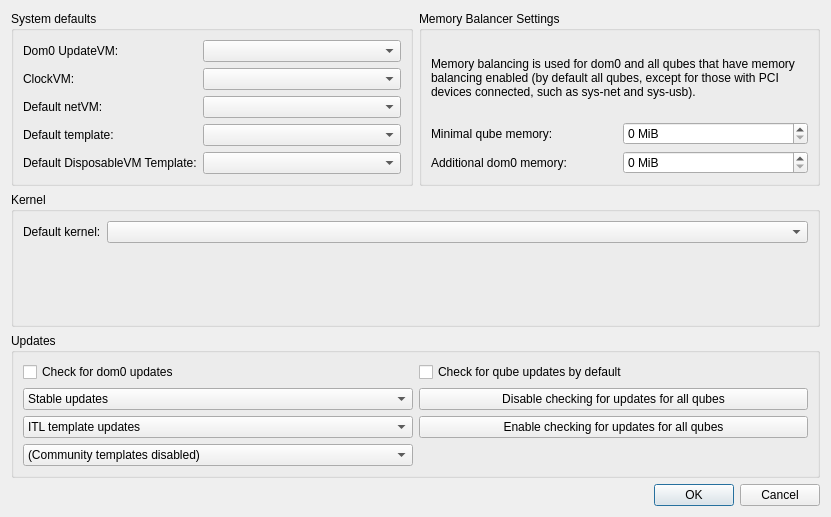
Above: ui/globalsettingsdlg.ui from QubesOS/qubes-manager before the change. Below: the same form after it.
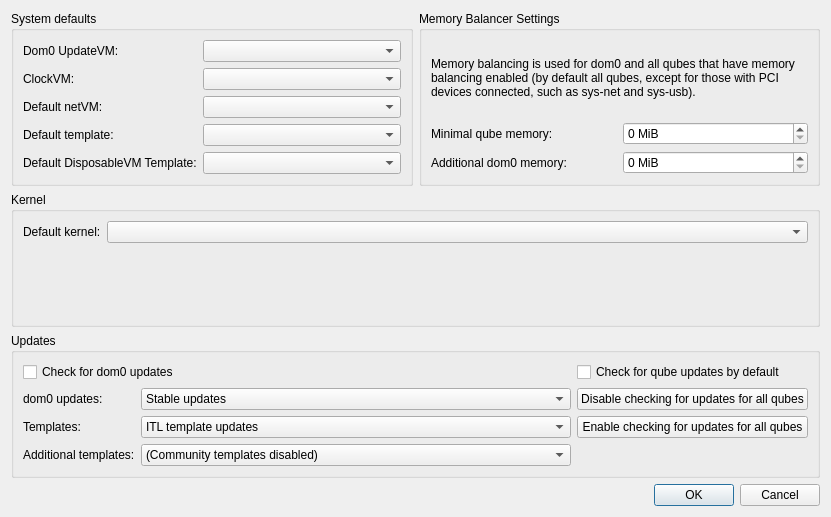
That is the form after the change.

Commit message:
Added more description to Global Settings update repo settings
fixes QubesOS/qubes-issues#5941

What changed in the file:
```diff
--- a/ui/globalsettingsdlg.ui
+++ b/ui/globalsettingsdlg.ui
@@ -225,48 +225,7 @@
       <string>Updates</string>
      </property>
      <layout class="QGridLayout" name="gridLayout_3">
-      <item row="1" column="0">
-       <widget class="QComboBox" name="dom0_updates_repo">
-        <item>
-         <property name="text">
-          <string>Stable updates</string>
-         </property>
-        </item>
-        <item>
-         <property name="text">
-          <string>Testing updates (security only)</string>
-         </property>
-        </item>
-        <item>
-         <property name="text">
-          <string>Testing updates</string>
-         </property>
-        </item>
-        <item>
-         <property name="text">
-          <string>Unstable updates</string>
-         </property>
-        </item>
-       </widget>
-      </item>
-      <item row="1" column="1">
-       <widget class="QPushButton" name="disable_updates_all">
-        <property name="text">
-         <string>Disable checking for updates for all qubes</string>
-        </property>
-       </widget>
-      </item>
-      <item row="0" column="0">
-       <widget class="QCheckBox" name="updates_dom0">
-        <property name="text">
-         <string>Check for dom0 updates</string>
-        </property>
-        <property name="tristate">
-         <bool>false</bool>
-        </property>
-       </widget>
-      </item>
-      <item row="0" column="1">
+      <item row="0" column="2">
        <widget class="QCheckBox" name="updates_vm">
         <property name="toolTip">
          <string>Default value for new qubes; to change it for existing qubes, use buttons below.</string>
@@ -277,13 +236,6 @@
        </widget>
       </item>
       <item row="2" column="1">
-       <widget class="QPushButton" name="enable_updates_all">
-        <property name="text">
-         <string>Enable checking for updates for all qubes</string>
-        </property>
-       </widget>
-      </item>
-      <item row="2" column="0">
        <widget class="QComboBox" name="itl_tmpl_updates_repo">
         <item>
          <property name="text">
@@ -297,7 +249,38 @@
         </item>
        </widget>
       </item>
-      <item row="3" column="0">
+      <item row="1" column="1">
+       <widget class="QComboBox" name="dom0_updates_repo">
+        <item>
+         <property name="text">
+          <string>Stable updates</string>
+         </property>
+        </item>
+        <item>
+         <property name="text">
+          <string>Testing updates (security only)</string>
+         </property>
+        </item>
+        <item>
+         <property name="text">
+          <string>Testing updates</string>
+         </property>
+        </item>
+        <item>
+         <property name="text">
+          <string>Unstable updates</string>
+         </property>
+        </item>
+       </widget>
+      </item>
+      <item row="1" column="2">
+       <widget class="QPushButton" name="disable_updates_all">
+        <property name="text">
+         <string>Disable checking for updates for all qubes</string>
+        </property>
+       </widget>
+      </item>
+      <item row="3" column="1">
        <widget class="QComboBox" name="comm_tmpl_updates_repo">
         <item>
          <property name="text">
@@ -316,6 +299,68 @@
         </item>
        </widget>
       </item>
+      <item row="2" column="2">
+       <widget class="QPushButton" name="enable_updates_all">
+        <property name="text">
+         <string>Enable checking for updates for all qubes</string>
+        </property>
+       </widget>
+      </item>
+      <item row="1" column="0">
+       <widget class="QLabel" name="label_10">
+        <property name="sizePolicy">
+         <sizepolicy hsizetype="Maximum" vsizetype="Preferred">
+          <horstretch>0</horstretch>
+          <verstretch>0</verstretch>
+         </sizepolicy>
+        </property>
+        <property name="text">
+         <string>dom0 updates:</string>
+        </property>
+       </widget>
+      </item>
+      <item row="2" column="0">
+       <widget class="QLabel" name="label_11">
+        <property name="sizePolicy">
+         <sizepolicy hsizetype="Maximum" vsizetype="Preferred">
+          <horstretch>0</horstretch>
+          <verstretch>0</verstretch>
+         </sizepolicy>
+        </property>
+        <property name="text">
+         <string>Templates:</string>
+        </property>
+       </widget>
+      </item>
+      <item row="3" column="0">
+       <widget class="QLabel" name="label_12">
+        <property name="sizePolicy">
+         <sizepolicy hsizetype="Maximum" vsizetype="Preferred">
+          <horstretch>0</horstretch>
+          <verstretch>0</verstretch>
+         </sizepolicy>
+        </property>
+        <property name="text">
+         <string>Additional templates:</string>
+        </property>
+       </widget>
+      </item>
+      <item row="0" column="0" colspan="2">
+       <widget class="QCheckBox" name="updates_dom0">
+        <property name="sizePolicy">
+         <sizepolicy hsizetype="Maximum" vsizetype="Fixed">
+          <horstretch>1</horstretch>
+          <verstretch>0</verstretch>
+         </sizepolicy>
+        </property>
+        <property name="text">
+         <string>Check for dom0 updates</string>
+        </property>
+        <property name="tristate">
+         <bool>false</bool>
+        </property>
+       </widget>
+      </item>
      </layout>
     </widget>
    </item>
```
